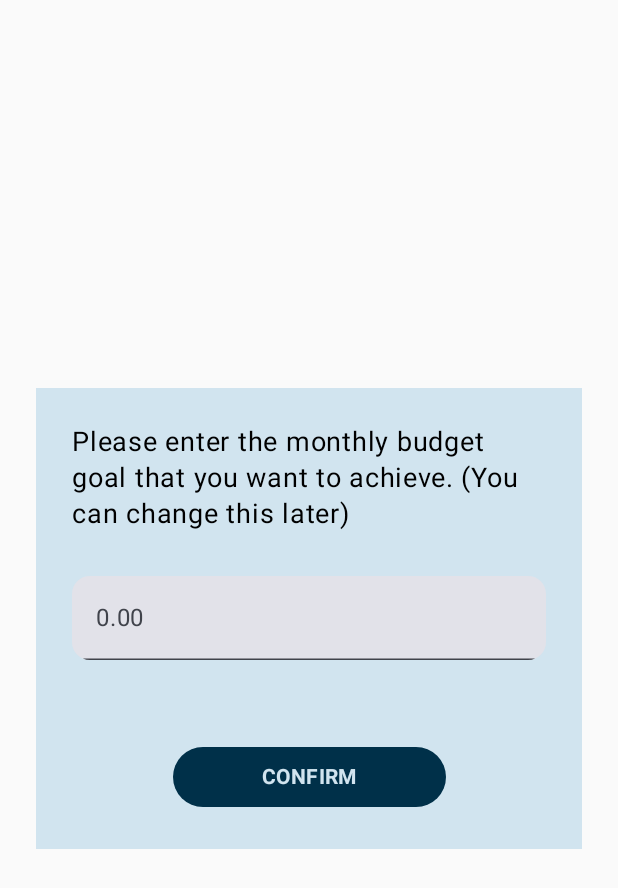
After one commit to sandxx03/AIExpenzo, an Android app built with Jetpack Compose: the MonthlyBudgetPromptScreen screen opened through its navigation route, on a phone screen of 412 x 824 dp. The commit adds this screen. Shown: the top 888 px of the screen. Run offline under Robolectric (Android 15) with nearby library versions, the phone set to English and light mode, and no system bars.

Commit message:
Second Commit -Popup prompts for monthly income and budget)

```diff
--- a/app/build.gradle.kts
+++ b/app/build.gradle.kts
@@ -53,7 +53,6 @@ dependencies {
 
     //my imports
     implementation ("androidx.compose.ui:ui:1.5.0")
-    implementation("androidx.compose.material3:material3:1.2.1")
     implementation ("androidx.compose.ui:ui-tooling-preview:1.5.0")
     implementation ("androidx.activity:activity-compose:1.7.2")
     implementation ("com.google.accompanist:accompanist-pager:0.34.0") // scrollable pages
--- a/app/src/main/java/com/example/aiexpenzo/MainActivity.kt
+++ b/app/src/main/java/com/example/aiexpenzo/MainActivity.kt
@@ -4,22 +4,16 @@ import android.os.Bundle
 import androidx.activity.ComponentActivity
 import androidx.activity.compose.setContent
 import androidx.activity.enableEdgeToEdge
-import androidx.compose.foundation.layout.Box
-import androidx.compose.foundation.layout.fillMaxSize
-
-import androidx.compose.material3.Text
 import androidx.compose.runtime.Composable
-import androidx.compose.ui.Alignment
-import androidx.compose.ui.Modifier
-import androidx.compose.ui.tooling.preview.Preview
 import androidx.navigation.NavHostController
 import androidx.navigation.compose.NavHost
 import androidx.navigation.compose.composable
 import androidx.navigation.compose.rememberNavController
-
 import com.example.aiexpenzo.ui.theme.AIExpenzoTheme
 import com.example.aiexpenzo.view.DashboardScreen
 import com.example.aiexpenzo.view.LoginScreen
+import com.example.aiexpenzo.view.MonthlyBudgetPromptScreen
+import com.example.aiexpenzo.view.MonthlyIncomePromptScreen
 import com.example.aiexpenzo.view.OnboardingScreen
 import com.example.aiexpenzo.view.SignUpScreen
 import com.example.aiexpenzo.view.SplashScreen
@@ -49,5 +43,7 @@ fun AppNavigation(navController: NavHostController) {
         composable("dashboard") {DashboardScreen()}
         composable("login") { LoginScreen(navController)}
         composable("signup") { SignUpScreen(navController)}
+        composable("prompt_monthlyIncome"){ MonthlyIncomePromptScreen(navController)}
+        composable("prompt_monthlyBudget"){ MonthlyBudgetPromptScreen(navController) }
     }
 }
--- /dev/null
+++ b/app/src/main/java/com/example/aiexpenzo/components/PopupPromptInput.kt
@@ -0,0 +1,96 @@
+package com.example.aiexpenzo.components
+
+import androidx.compose.foundation.background
+import androidx.compose.foundation.layout.Arrangement
+import androidx.compose.foundation.layout.Column
+import androidx.compose.foundation.layout.Spacer
+import androidx.compose.foundation.layout.fillMaxSize
+import androidx.compose.foundation.layout.fillMaxWidth
+import androidx.compose.foundation.layout.height
+import androidx.compose.foundation.layout.padding
+import androidx.compose.foundation.shape.RoundedCornerShape
+import androidx.compose.material3.TextField
+import androidx.compose.material3.Button
+import androidx.compose.material3.ButtonDefaults
+import androidx.compose.material3.Text
+import androidx.compose.runtime.Composable
+import androidx.compose.runtime.getValue
+import androidx.compose.runtime.mutableStateOf
+import androidx.compose.runtime.remember
+import androidx.compose.runtime.setValue
+import androidx.compose.ui.Alignment
+import androidx.compose.ui.Modifier
+import androidx.compose.ui.res.colorResource
+import androidx.compose.ui.text.font.FontWeight
+import androidx.compose.ui.unit.dp
+import androidx.compose.ui.unit.sp
+import com.example.aiexpenzo.R
+
+@Composable
+fun PopupPromptInput(
+    promptText: String,
+    placeholderText: String,
+    onConfirm:(Float) -> Unit,
+
+){
+    var inputText by remember { mutableStateOf("") }
+    Column(
+        modifier = Modifier
+            .fillMaxSize()
+            .fillMaxWidth(),
+        verticalArrangement = Arrangement.Center
+
+    ) {
+        Column(modifier = Modifier
+            .padding(24.dp)
+            .background(colorResource(R.color.lightblue)),
+            horizontalAlignment = Alignment.CenterHorizontally,
+
+
+        ){
+            Text(text = promptText, fontSize = 18.sp, modifier = Modifier.padding(24.dp))
+            Spacer(modifier = Modifier.height(5.dp))
+
+            TextField(
+                value = inputText,
+                onValueChange = {input ->
+                    if (input.matches(Regex("^(\\d+(\\.\\d{2})?)?\$"))){
+                        // accept input that are empty strings, whole numbers, with 2 decimal places, 0
+                        //digits from 0-9
+                        inputText = input
+                    }
+                },
+                placeholder = {Text(placeholderText)},
+                singleLine = true,
+                modifier = Modifier.fillMaxWidth()
+                    .padding(horizontal = 24.dp)
+                ,
+                shape = RoundedCornerShape(12.dp)
+            )
+            Spacer(modifier = Modifier.height(30.dp))
+            Button(
+                onClick = {
+                    val value = inputText.toFloatOrNull()
+                    if (value != null && value > 0f){
+                        onConfirm(value)
+                    } else{
+                        // TODO : show error message
+                    }
+                },
+                modifier = Modifier.fillMaxWidth(0.5f)
+                    .padding(bottom = 24.dp).padding(top = 24.dp),
+                colors = ButtonDefaults.buttonColors(
+                    containerColor = colorResource(R.color.navyblue),
+                    contentColor = colorResource(R.color.lightblue)
+                )
+
+            ) {
+                Text("CONFIRM", fontWeight = FontWeight.Bold)
+            }
+
+        }
+
+    }
+
+
+}
--- /dev/null
+++ b/app/src/main/java/com/example/aiexpenzo/view/MonthlyBudgetPromptScreen.kt
@@ -0,0 +1,21 @@
+package com.example.aiexpenzo.view
+
+import androidx.compose.runtime.Composable
+import androidx.navigation.NavController
+import com.example.aiexpenzo.components.PopupPromptInput
+
+@Composable
+fun MonthlyBudgetPromptScreen(navController: NavController){
+    PopupPromptInput(
+        promptText = "Please enter the monthly budget goal that you want to achieve. (You can change this later)",
+        placeholderText = "0.00",
+        onConfirm = {budget ->
+            // Todo: Save monthly budget somewhere
+            //Navigate to Dashboard and clear prompt screens from backstack
+            navController.navigate("dashboard"){
+                popUpTo("prompt_monthlyIncome"){inclusive = true}
+            }
+
+        }
+    )
+}
```
Also changed, not shown: app/src/main/java/com/example/aiexpenzo/view/LoginScreen.kt (+8 -6 lines), app/src/main/java/com/example/aiexpenzo/view/MonthlyIncomePromptScreen.kt (added, +18 -0 lines).
